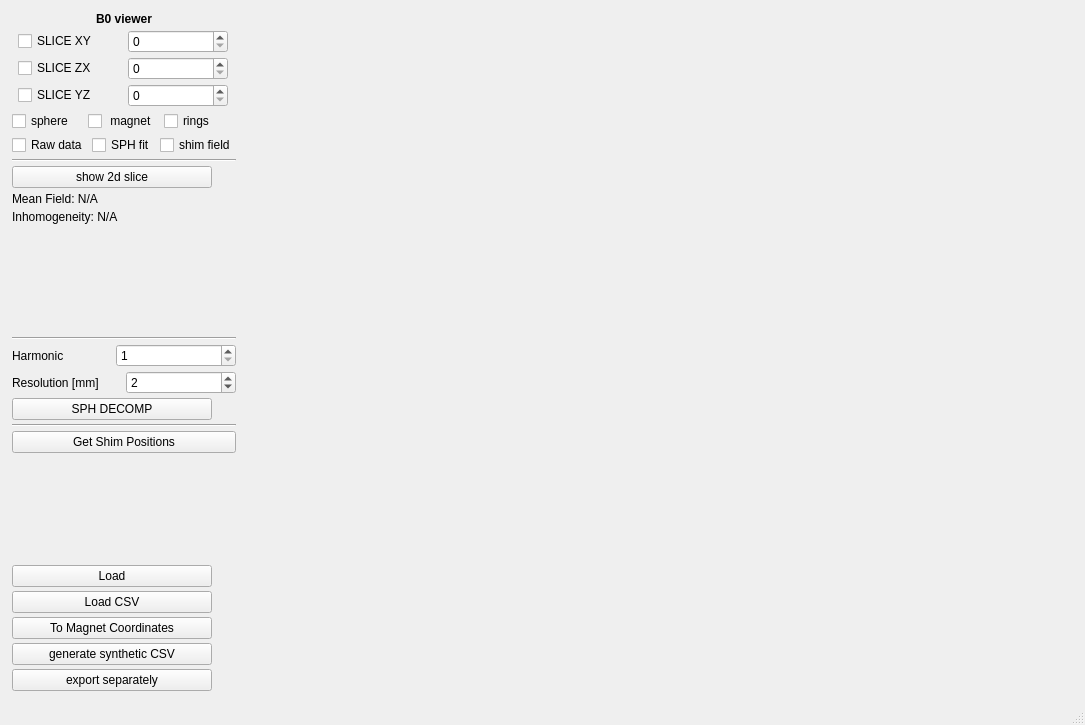
Old version of the form Software/COSI2/gui/field_viewer.ui in the repository rst030/cosi-measure.
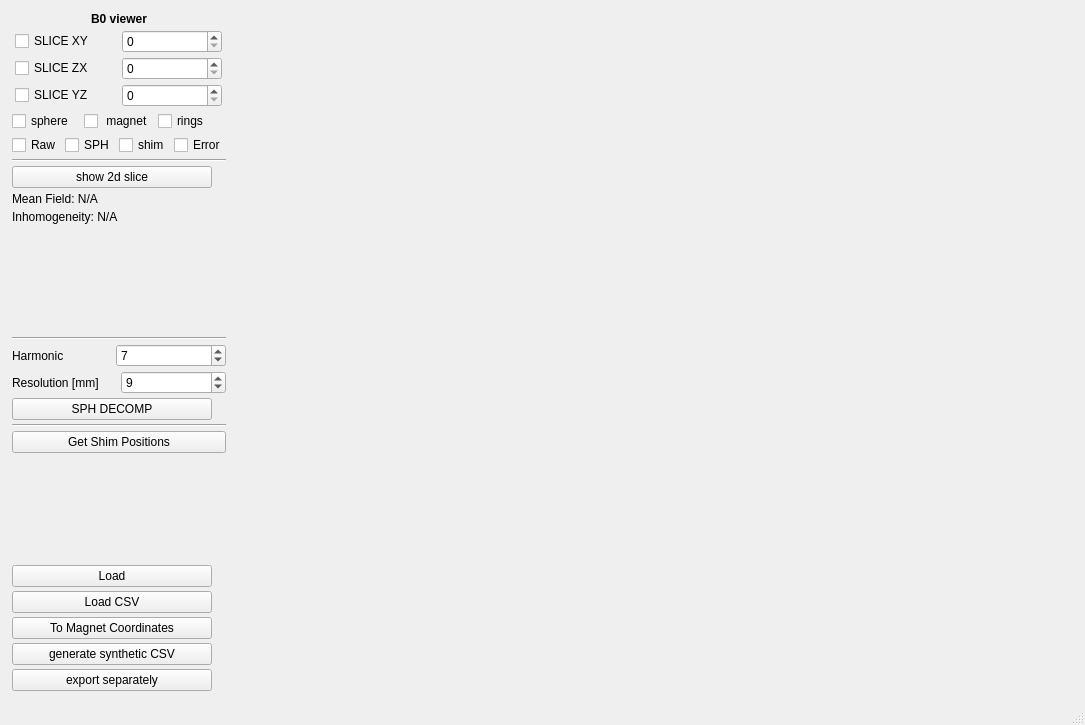
New version of the form.

Commit message: shim and error field plots, magnet locations

Diff of the .ui file:
```diff
--- a/Software/COSI2/gui/field_viewer.ui
+++ b/Software/COSI2/gui/field_viewer.ui
@@ -221,21 +221,28 @@
              <bool>true</bool>
             </property>
             <property name="text">
-             <string>Raw data</string>
+             <string>Raw</string>
             </property>
            </widget>
           </item>
           <item>
            <widget class="QCheckBox" name="PlotSPHCheckBox">
             <property name="text">
-             <string>SPH fit</string>
+             <string>SPH</string>
             </property>
            </widget>
           </item>
           <item>
            <widget class="QCheckBox" name="PlotShimFieldCheckBox">
             <property name="text">
-             <string>shim field</string>
+             <string>shim</string>
+            </property>
+           </widget>
+          </item>
+          <item>
+           <widget class="QCheckBox" name="PlotErrorFieldCheckBox">
+            <property name="text">
+             <string>Error</string>
             </property>
            </widget>
           </item>
@@ -333,6 +340,9 @@
             <property name="maximum">
              <number>64</number>
             </property>
+            <property name="value">
+             <number>7</number>
+            </property>
            </widget>
           </item>
          </layout>
@@ -358,7 +368,7 @@
              <number>1</number>
             </property>
             <property name="value">
-             <number>2</number>
+             <number>9</number>
             </property>
            </widget>
           </item>
```
The commit also changes 11 other files.
